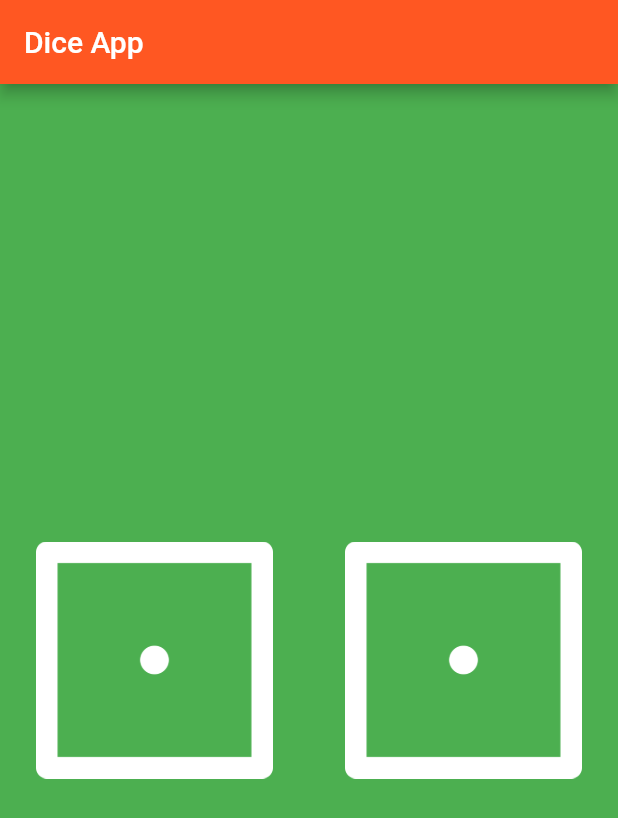
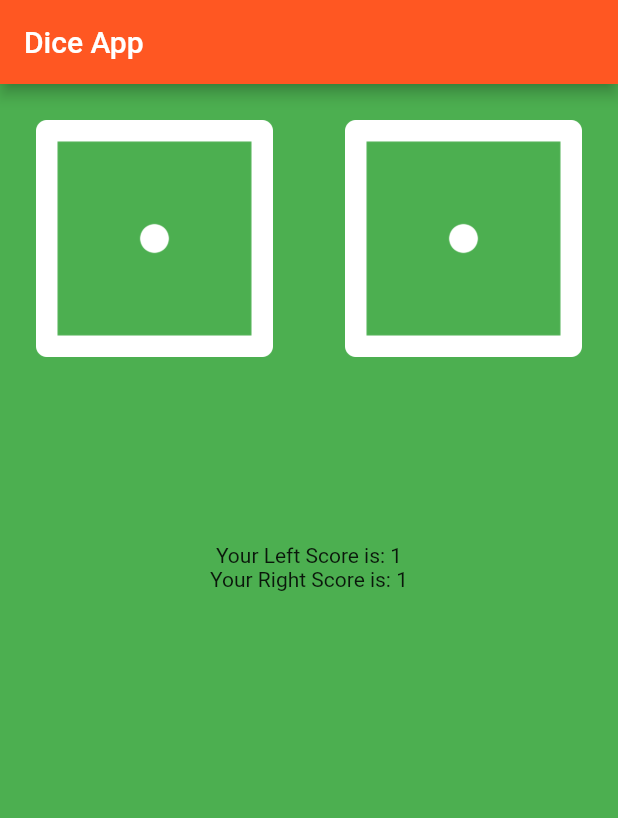
Before and after one commit to Kiran-Khadka/Flutter-Dice-App, a Flutter app: the screen it shows after launch, on a phone screen of 412 x 824 dp. Shown: the top 818 px of the screen. Run offline on Flutter 3.47's test engine with Material 2 defaults, Android fonts, the phone set to English and light mode, and no system bars.

Commit message:
Randomizing Dice Math

```diff
--- a/lib/main.dart
+++ b/lib/main.dart
@@ -1,6 +1,7 @@
 import 'dart:ui';
 
 import 'package:flutter/material.dart';
+import 'dart:math';
 
 void main() {
   runApp(MyApp());
@@ -18,7 +19,7 @@ class MyApp extends StatelessWidget {
           title: Text("Dice App"),
           backgroundColor: Colors.deepOrange,
         ),
-        body: DicePage(),
+        body: DicePage(),  // DicePage Widget class
         ),
     );
   }
@@ -35,9 +36,25 @@ class _DicePageState extends State<DicePage> {
   // variable declaration outside of the build method incase of stateless widget
   // donot reflects the change
   var leftDiceNumber = 1; // variable declaration
+  var rightDiceNumber = 1;
+
+  void changeDiceFace() {  // function to change the dice face
+    setState(() {
+      // onPresed change the state which here is to set the variable leftDiceNumber=4
+      leftDiceNumber = Random().nextInt(6) + 1; // randomize from 1-6
+      rightDiceNumber = Random().nextInt(6) +
+          1; // when left dice is pressed randomize right dice
+      ////print("Left Button got pressed.");
+    });
+  }
+
   @override
   Widget build(BuildContext context) {
     return Center(
+      child: Column(
+        children: <Widget>[
+          Container(
+            // Container for Dices
             child: Row(
               children: <Widget>[
                 Expanded(
@@ -46,12 +63,7 @@ class _DicePageState extends State<DicePage> {
                     padding: const EdgeInsets.all(16.0),
                     child: TextButton(
                       onPressed: () {
-                  setState(() {
-                    // onPresed change the state which here is to set the variable leftDiceNumber=4
-                    leftDiceNumber =
-                        4; // when pressed DiceNumber value is set to 4 which becomes dice4.png
-                    print("Dice Number = $leftDiceNumber");
-                  });
+                        changeDiceFace(); // call changeDiceFace
                       },
                       child: Image(
                         // Image widget wrapped with Expanded
@@ -67,9 +79,29 @@ class _DicePageState extends State<DicePage> {
                     child: TextButton(
                         // flat button is replaced with text button
                         onPressed: () {
-                    print("Right Button got pressed");
+                          changeDiceFace();
+                            // rightDiceNumber = Random().nextInt(6) +
+                            //     1; // +1 is done so that generated number is never be 0
+                            // leftDiceNumber = Random().nextInt(6) +
+                            //     1; // when right dice is pressed randomize left dice
+                            // ////print("Right Button got pressed");
                         },
-                  child: Image.asset("assets/images/dice1.png")),
+                        child: Image.asset(
+                            "assets/images/dice$rightDiceNumber.png")),
+                  ),
+                ),
+              ],
+            ),
+          ),
+          Padding(
+            padding: const EdgeInsets.all(100.0),
+            child: Container(  // Container for displaying score
+              child: Column(
+                children: [
+                   Text("Your Left Score is: $leftDiceNumber"),
+                   Text("Your Right Score is: $rightDiceNumber"),
+                ],
+              ),
             ),
           ),
         ],
```
Lines whose indentation alone changed are shown as unchanged.
